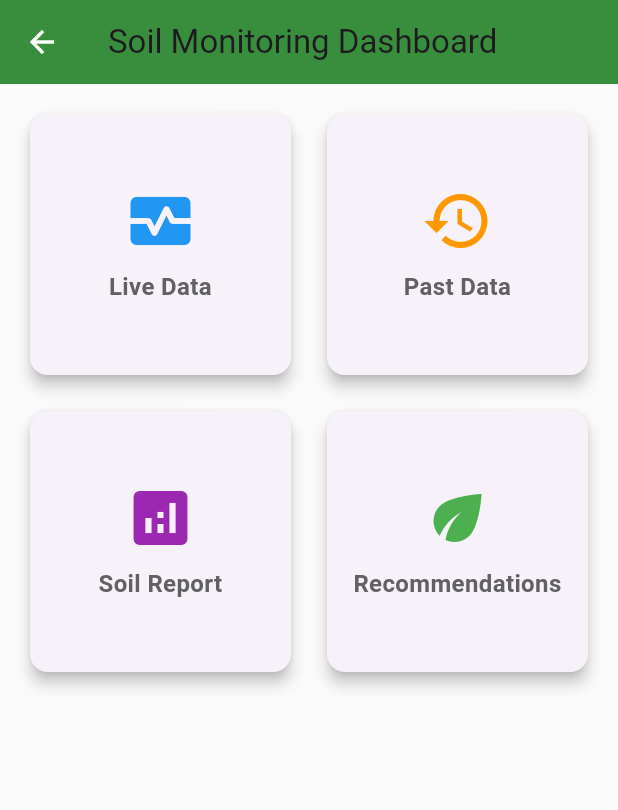
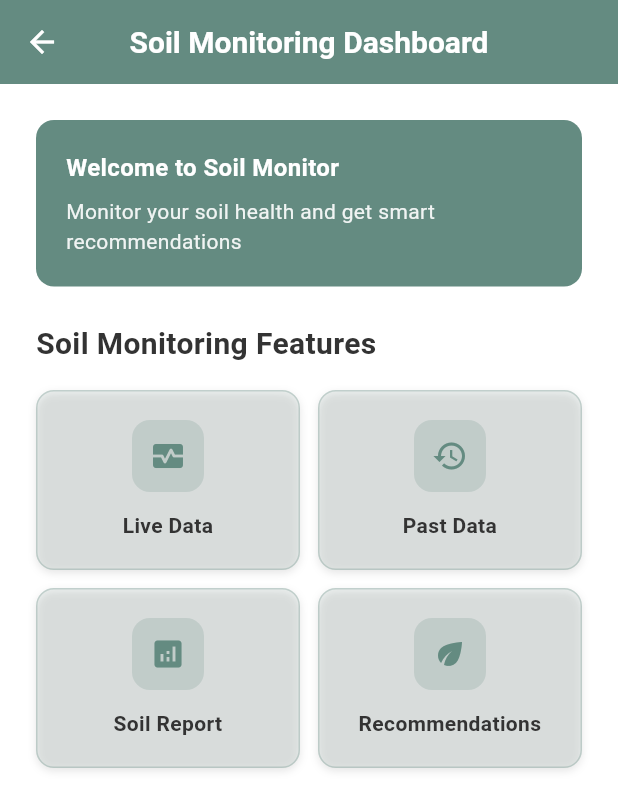
Before and after one commit to mehrshadnava/SoilHealthMonitoring, a Flutter app: the DashboardPage screen opened by its route, on a phone screen of 412 x 824 dp. Shown: the top 810 px of the screen. Run offline on Flutter 3.47's test engine with Material 3 defaults, Android fonts, the phone set to English and light mode, and no system bars; our stand-ins replace firebase_auth, firebase_core, firebase_database; accounts and stored records are empty.

Commit message:
dashboard UI  3.6 cut

```diff
--- a/lib/presentation/pages/dashboard/dashboard_page.dart
+++ b/lib/presentation/pages/dashboard/dashboard_page.dart
@@ -5,41 +5,112 @@
   @override
   Widget build(BuildContext context) {
     return Scaffold(
+      backgroundColor: Colors.white,
       appBar: AppBar(
-        title: Text('Soil Monitoring Dashboard'),
-        backgroundColor: Colors.green[700],
+        title: Text(
+          'Soil Monitoring Dashboard',
+          style: TextStyle(
+            fontSize: 20,
+            fontWeight: FontWeight.w600,
+            color: Colors.white,
+          ),
+        ),
+        backgroundColor: Color(0xFF648b81),
         elevation: 0,
+        centerTitle: true,
       ),
-      body: Padding(
-        padding: const EdgeInsets.all(16.0),
-        child: GridView.count(
-          crossAxisCount: 2,
-          crossAxisSpacing: 16,
-          mainAxisSpacing: 16,
+      body: SafeArea(
+        child: ListView(
+          padding: EdgeInsets.all(24),
           children: [
-            DashboardCard(
+            // Welcome Container
+            Container(
+              width: double.infinity,
+              padding: EdgeInsets.all(20),
+              margin: EdgeInsets.only(bottom: 24),
+              decoration: BoxDecoration(
+                color: Color(0xFF648b81),
+                borderRadius: BorderRadius.circular(12),
+              ),
+              child: Column(
+                crossAxisAlignment: CrossAxisAlignment.start,
+                children: [
+                  Text(
+                    'Welcome to Soil Monitor',
+                    style: TextStyle(
+                      fontSize: 16,
+                      fontWeight: FontWeight.w600,
+                      color: Colors.white,
+                    ),
+                  ),
+                  SizedBox(height: 8),
+                  Text(
+                    'Monitor your soil health and get smart recommendations',
+                    style: TextStyle(
+                      fontSize: 14,
+                      color: Colors.white.withOpacity(0.9),
+                    ),
+                  ),
+                ],
+              ),
+            ),
+
+            // Section Header
+            Text(
+              'Soil Monitoring Features',
+              style: TextStyle(
+                fontSize: 20,
+                fontWeight: FontWeight.w600,
+                color: Color(0xFF333333),
+              ),
+            ),
+            SizedBox(height: 16),
+
+            // First row - 2 widgets
+            Row(
+              children: [
+                Expanded(
+                  child: DashboardCard(
                     title: 'Live Data',
                     icon: Icons.monitor_heart,
-              color: Colors.blue,
+                    color: Color(0xFF648b81), // Green color
                     onTap: () => Navigator.pushNamed(context, '/live_data'),
                   ),
-            DashboardCard(
+                ),
+                SizedBox(width: 12),
+                Expanded(
+                  child: DashboardCard(
                     title: 'Past Data',
                     icon: Icons.history,
-              color: Colors.orange,
+                    color: Color(0xFF648b81), // Green color
                     onTap: () => Navigator.pushNamed(context, '/past_data'),
                   ),
-            DashboardCard(
+                ),
+              ],
+            ),
+            SizedBox(height: 12),
+
+            // Second row - 2 widgets
+            Row(
+              children: [
+                Expanded(
+                  child: DashboardCard(
                     title: 'Soil Report',
                     icon: Icons.analytics,
-              color: Colors.purple,
+                    color: Color(0xFF648b81), // Green color
                     onTap: () => Navigator.pushNamed(context, '/report'),
                   ),
-            DashboardCard(
+                ),
+                SizedBox(width: 12),
+                Expanded(
+                  child: DashboardCard(
                     title: 'Recommendations',
                     icon: Icons.eco,
-              color: Colors.green,
+                    color: Color(0xFF648b81), // Green color
                     onTap: () => Navigator.pushNamed(context, '/recommendations'),
+                  ),
+                ),
+              ],
             ),
           ],
         ),
--- a/lib/presentation/widgets/dashboard/dashboard_card.dart
+++ b/lib/presentation/widgets/dashboard/dashboard_card.dart
@@ -7,39 +7,65 @@
   final VoidCallback onTap;
 
   const DashboardCard({
+    Key? key,
     required this.title,
     required this.icon,
     required this.color,
     required this.onTap,
-  });
+  }) : super(key: key);
 
   @override
   Widget build(BuildContext context) {
-    return Card(
-      elevation: 4,
-      child: InkWell(
-        onTap: onTap,
-        borderRadius: BorderRadius.circular(12),
-        child: Container(
-          padding: EdgeInsets.all(16),
+    return GestureDetector(
+      onTap: onTap,
+      child: Container(
+        height: 120, // Equal height for all widgets
+        decoration: BoxDecoration(
+          color: Color(0xFF648b81).withOpacity(0.1),
+          borderRadius: BorderRadius.circular(12),
+          border: Border.all(color: Color(0xFF648b81).withOpacity(0.3)),
+          boxShadow: [
+            BoxShadow(
+              color: Colors.black.withOpacity(0.1),
+              blurRadius: 4,
+              offset: Offset(0, 2),
+            ),
+          ],
+        ),
+        child: Padding(
+          padding: const EdgeInsets.all(16.0),
           child: Column(
             mainAxisAlignment: MainAxisAlignment.center,
             children: [
-              Icon(icon, size: 48, color: color),
-              SizedBox(height: 8),
+              Container(
+                width: 48,
+                height: 48,
+                decoration: BoxDecoration(
+                  color: Color(0xFF648b81).withOpacity(0.2), // Green with opacity
+                  borderRadius: BorderRadius.circular(12),
+                ),
+                child: Icon(
+                  icon,
+                  color: Color(0xFF648b81), // Green icon
+                  size: 24,
+                ),
+              ),
+              SizedBox(height: 12),
               Text(
                 title,
+                textAlign: TextAlign.center,
                 style: TextStyle(
-                  fontSize: 16,
-                  fontWeight: FontWeight.bold,
-                  color: Colors.grey[700],
+                  fontSize: 14,
+                  fontWeight: FontWeight.w600,
+                  color: Color(0xFF333333),
                 ),
-                textAlign: TextAlign.center,
+                overflow: TextOverflow.ellipsis,
+                maxLines: 2,
               ),
             ],
           ),
         ),
-      ),
-    );
-  }
+     ),
+);
 }
+}
```
Also changed, not shown: pubspec.lock. Lines whose indentation alone changed are shown as unchanged.
